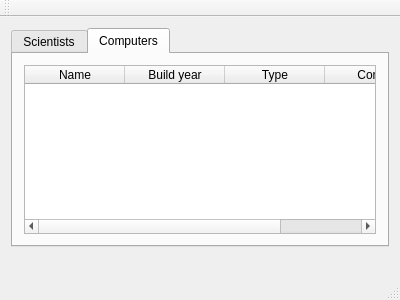
Qt form mainwindow.ui (audurara/vika_3) before a commit.
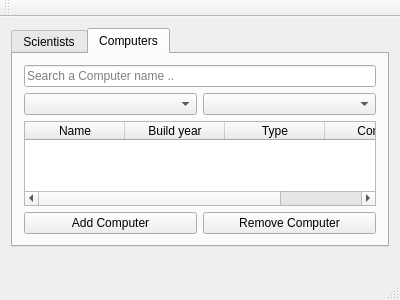
The same form after that commit.

Commit message: filter og search á computers

Patch:
```diff
--- a/mainwindow.ui
+++ b/mainwindow.ui
@@ -108,6 +108,23 @@
         <string>Computers</string>
        </attribute>
        <layout class="QVBoxLayout" name="verticalLayout_3">
+        <item>
+         <widget class="QLineEdit" name="line_input_Computer_name">
+          <property name="placeholderText">
+           <string>Search a Computer name ..</string>
+          </property>
+         </widget>
+        </item>
+        <item>
+         <layout class="QHBoxLayout" name="horizontalLayout_3">
+          <item>
+           <widget class="QComboBox" name="comboBox_filte_Computers"/>
+          </item>
+          <item>
+           <widget class="QComboBox" name="comboBox_3"/>
+          </item>
+         </layout>
+        </item>
         <item>
          <widget class="QTableWidget" name="table_computers">
           <attribute name="horizontalHeaderStretchLastSection">
@@ -135,6 +152,24 @@
           </column>
          </widget>
         </item>
+        <item>
+         <layout class="QHBoxLayout" name="horizontalLayout_5">
+          <item>
+           <widget class="QPushButton" name="pushButton_3">
+            <property name="text">
+             <string>Add Computer</string>
+            </property>
+           </widget>
+          </item>
+          <item>
+           <widget class="QPushButton" name="pushButton_4">
+            <property name="text">
+             <string>Remove Computer</string>
+            </property>
+           </widget>
+          </item>
+         </layout>
+        </item>
        </layout>
       </widget>
      </widget>
```
The commit also changes 6 other files.
